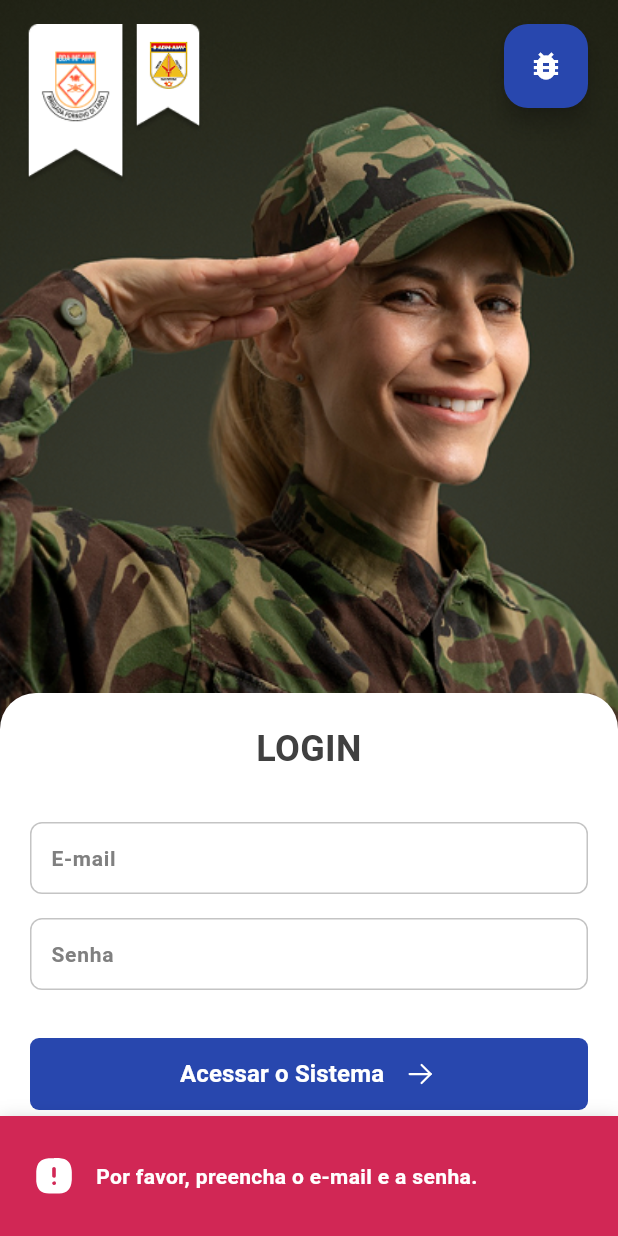
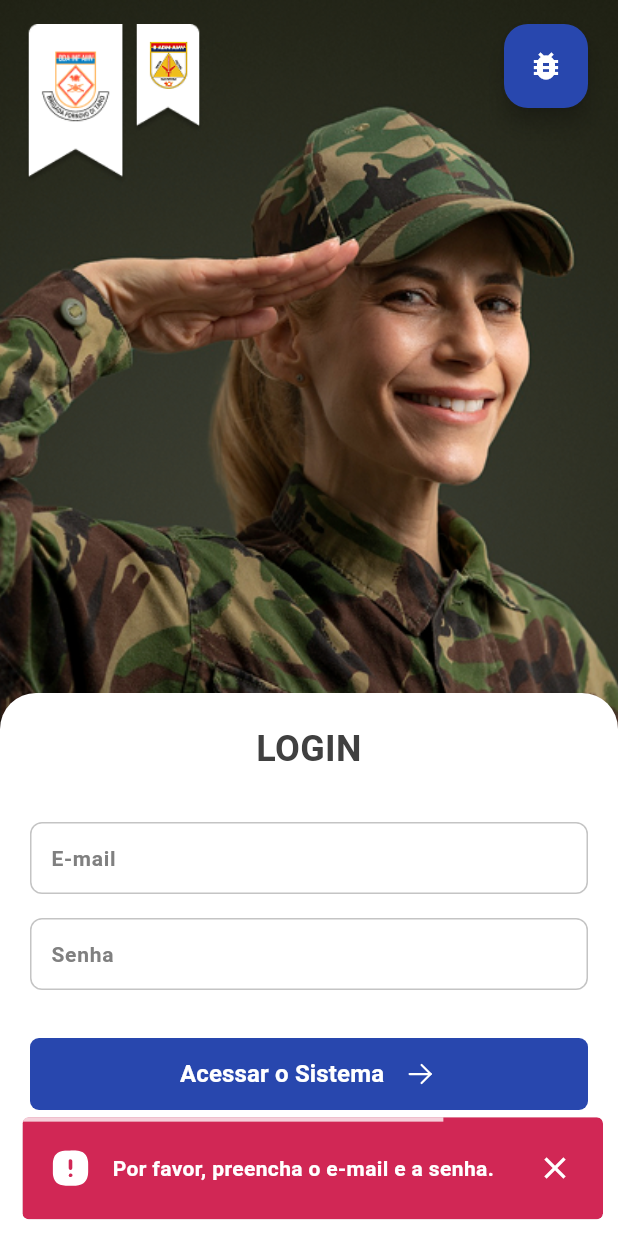
Before and after one commit to TeamHiveAPI/API-2025.02-FRONT, a Flutter app: the screen it shows after launch, after a tap on "Acessar o Sistema", on a phone screen of 412 x 824 dp. Run offline on Flutter 3.47's test engine with Material 3 defaults, Android fonts, the light colour scheme and no system bars; our stand-ins replace cached_network_image, csv, file_picker, flutter_dotenv, flutter_native_splash, flutter_secure_storage and 12 more; missing offline and left inert: file_saver, mobile_scanner, syncfusion_flutter_pdf; accounts and stored records are empty.

Commit message:
refactor: #70 Melhorando aparência e funcionalidade do Custom Snackbar

```diff
--- a/lib/widgets/snackbar.dart
+++ b/lib/widgets/snackbar.dart
@@ -1,4 +1,3 @@
-import 'dart:async';
 import 'package:flutter/material.dart';
 import 'package:flutter_svg/svg.dart';
 import 'package:sistema_almox/core/theme/colors.dart';
@@ -11,28 +10,46 @@ void showCustomSnackbar(
 }) {
   ScaffoldMessenger.of(context).hideCurrentSnackBar();
 
+  final animationKey = GlobalKey<_CustomSnackbarAnimationState>();
   OverlayEntry? overlayEntry;
+
+  void closeSnackbar() {
+    animationKey.currentState?.close();
+  }
 
   overlayEntry = OverlayEntry(
     builder: (context) {
       return _CustomSnackbarAnimation(
+        key: animationKey,
         duration: duration,
         onDismissed: () {
           overlayEntry?.remove();
+          overlayEntry = null;
         },
-        child: SafeArea(
+        builder: (context, progressAnimation) {
+          return SafeArea(
             child: Align(
               alignment: Alignment.bottomCenter,
               child: Material(
                 color: Colors.transparent,
-              child: Container(
+                child: Padding(
+                  padding: const EdgeInsets.fromLTRB(15, 0, 10, 3),
+                  child: ClipRRect(
+                    borderRadius: BorderRadius.circular(4),
+                    child: Stack(
+                      alignment: Alignment.topCenter,
+                      children: [
+                        Container(
                           width: double.infinity,
-                padding: const EdgeInsets.symmetric(
-                  horizontal: 24.0,
-                  vertical: 28.0,
+                          padding: const EdgeInsets.only(
+                            left: 20.0,
+                            right: 8.0,
+                            top: 10.0,
+                            bottom: 10.0,
                           ),
                           decoration: BoxDecoration(
                             color: isError ? deleteRed : successGreen,
+                            borderRadius: BorderRadius.circular(4),
                             boxShadow: const [
                               BoxShadow(
                                 color: Colors.black26,
@@ -42,8 +59,6 @@ void showCustomSnackbar(
                             ],
                           ),
                           child: Row(
-                  mainAxisSize:
-                      MainAxisSize.min,
                             children: [
                               SvgPicture.asset(
                                 isError
@@ -53,13 +68,10 @@ void showCustomSnackbar(
                                   Colors.white,
                                   BlendMode.srcIn,
                                 ),
-                      width:
-                          24,
+                                width: 24,
                                 height: 24,
                               ),
-                    const SizedBox(
-                      width: 16,
-                    ),
+                              const SizedBox(width: 16),
                               Expanded(
                                 child: Text(
                                   message,
@@ -67,6 +79,37 @@ void showCustomSnackbar(
                                     color: Colors.white,
                                     fontWeight: FontWeight.w700,
                                   ),
+                                ),
+                              ),
+                              const SizedBox(width: 8),
+                              IconButton(
+                                icon: const Icon(
+                                  Icons.close,
+                                  color: Colors.white,
+                                ),
+                                onPressed: closeSnackbar,
+                                padding: EdgeInsets.zero,
+                                constraints: const BoxConstraints(),
+                              ),
+                            ],
+                          ),
+                        ),
+                        Positioned(
+                          top: 0,
+                          left: 0,
+                          right: 0,
+                          child: AnimatedBuilder(
+                            animation: progressAnimation,
+                            builder: (context, child) {
+                              return LinearProgressIndicator(
+                                value: progressAnimation.value,
+                                backgroundColor: Colors.white.withAlpha(0),
+                                valueColor: AlwaysStoppedAnimation<Color>(
+                                  Colors.white.withAlpha(200),
+                                ),
+                                minHeight: 3,
+                              );
+                            },
                           ),
                         ),
                       ],
@@ -78,17 +121,22 @@ void showCustomSnackbar(
           );
         },
       );
+    },
+  );
 
-  Overlay.of(context).insert(overlayEntry);
+  Overlay.of(context).insert(overlayEntry!);
 }
 
 class _CustomSnackbarAnimation extends StatefulWidget {
-  final Widget child;
+  // 4. Alterado de 'child' para 'builder'
+  final Widget Function(BuildContext context, Animation<double> progress)
+  builder;
   final Duration duration;
   final VoidCallback onDismissed;
 
   const _CustomSnackbarAnimation({
-    required this.child,
+    super.key,
+    required this.builder,
     required this.duration,
     required this.onDismissed,
   });
@@ -99,41 +147,59 @@ class _CustomSnackbarAnimation extends StatefulWidget {
 }
 
 class _CustomSnackbarAnimationState extends State<_CustomSnackbarAnimation>
-    with SingleTickerProviderStateMixin {
-  late AnimationController _controller;
+    with TickerProviderStateMixin {
+  // Mudado para TickerProviderStateMixin
+  late AnimationController _moveController;
   late Animation<Offset> _offsetAnimation;
-  late Animation<double> _fadeAnimation;
+
+  // 5. Novo controller para a barra de progresso
+  late AnimationController _progressController;
+
+  void close() {
+    if (mounted) {
+      _progressController.stop(); // Para a animação de progresso
+      _moveController.reverse();
+    }
+  }
 
   @override
   void initState() {
     super.initState();
-    _controller = AnimationController(
+
+    _moveController = AnimationController(
       duration: const Duration(milliseconds: 400),
       vsync: this,
     );
 
+    // Controller para a barra de progresso
+    _progressController = AnimationController(
+      duration: widget.duration,
+      vsync: this,
+    );
+
     final curve = CurvedAnimation(
-      parent: _controller,
+      parent: _moveController,
       curve: Curves.easeInOutCubic,
-      reverseCurve: Curves.easeInOutCubic,
     );
 
     _offsetAnimation = Tween<Offset>(
       begin: const Offset(0, 1),
-      end: Offset.zero,
+      end: const Offset(0, -0.01),
     ).animate(curve);
 
-    _fadeAnimation = Tween<double>(begin: 0.0, end: 1.0).animate(curve);
+    _moveController.forward();
+    _progressController.reverse(
+      from: 1.0,
+    ); // Inicia a contagem regressiva de 1 a 0
 
-    _controller.forward();
-
-    Timer(widget.duration, () {
-      if (mounted) {
-        _controller.reverse();
+    _progressController.addStatusListener((status) {
+      // 6. Quando a barra de progresso chega ao fim, inicia o fechamento
+      if (status == AnimationStatus.dismissed) {
+        close();
       }
     });
 
-    _controller.addStatusListener((status) {
+    _moveController.addStatusListener((status) {
       if (status == AnimationStatus.dismissed) {
         widget.onDismissed();
       }
@@ -142,15 +208,16 @@ class _CustomSnackbarAnimationState extends State<_CustomSnackbarAnimation>
 
   @override
   void dispose() {
-    _controller.dispose();
+    _moveController.dispose();
+    _progressController.dispose();
     super.dispose();
   }
 
   @override
   Widget build(BuildContext context) {
-    return FadeTransition(
-      opacity: _fadeAnimation,
-      child: SlideTransition(position: _offsetAnimation, child: widget.child),
+    return SlideTransition(
+      position: _offsetAnimation,
+      child: widget.builder(context, _progressController),
     );
   }
 }
```
Also changed, not shown: lib/screens/novo_item/index.dart (+5 -2 lines). Lines whose indentation alone changed are shown as unchanged.
